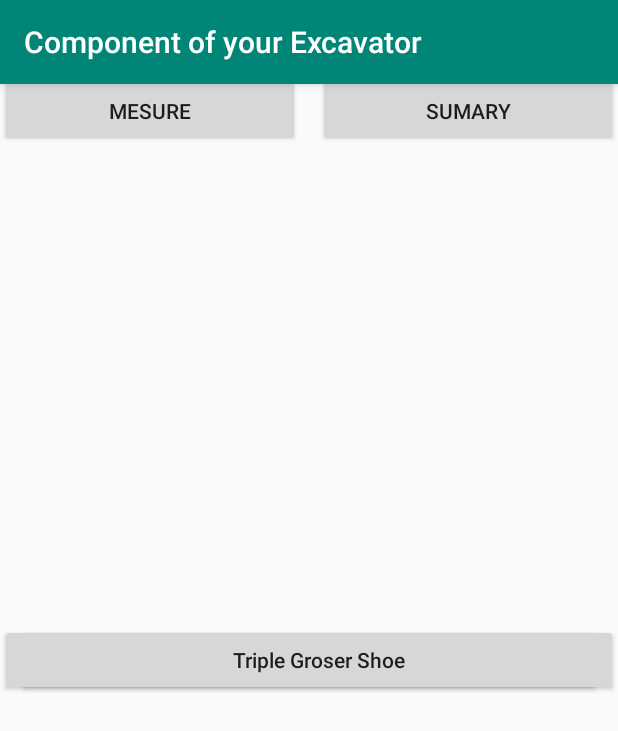
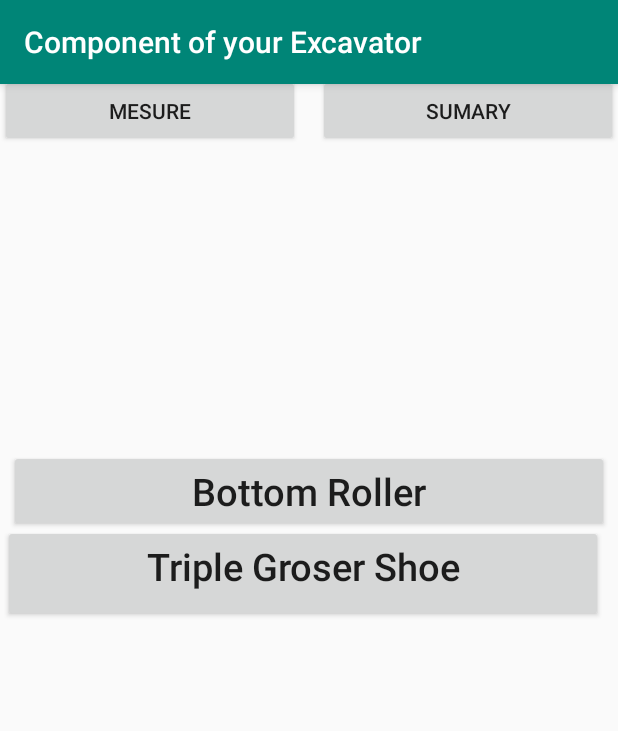
Before and after one commit to oceanedbs/UTooSee, an Android app: the presentationComponent screen opened directly, with no data from a screen before it, on a phone screen of 412 x 824 dp. Shown: the top 731 px of the screen. Run offline under Robolectric (Android 15) with nearby library versions, the phone set to English and light mode, and no system bars.

Commit message:
Layout : 3 activities done

```diff
--- a/UTooSeeApp/app/src/main/java/fr/volvo/utc/utoosee/NSerie.java
+++ b/UTooSeeApp/app/src/main/java/fr/volvo/utc/utoosee/NSerie.java
@@ -1,11 +1,13 @@
 package fr.volvo.utc.utoosee;
 
+import android.content.Intent;
 import android.os.Bundle;
 import android.support.design.widget.FloatingActionButton;
 import android.support.design.widget.Snackbar;
 import android.support.v7.app.AppCompatActivity;
 import android.support.v7.widget.Toolbar;
 import android.view.View;
+import android.widget.Button;
 
 public class NSerie extends AppCompatActivity {
 
@@ -17,6 +19,16 @@ public class NSerie extends AppCompatActivity {
         setSupportActionBar(toolbar);
 
 
+        Button submit = (Button) findViewById(R.id.submit);
+        submit.setOnClickListener(new View.OnClickListener(){
+            @Override
+            public void onClick (View view){
+                Intent intent = new Intent (NSerie.this, presentationComponent.class);
+                startActivity(intent);
+
+            }
+        });
+
 
             //public void onClick(View view) {
              //   Snackbar.make(view, "Replace with your own action", Snackbar.LENGTH_LONG)
--- a/UTooSeeApp/app/src/main/res/layout/activity_main2.xml
+++ b/UTooSeeApp/app/src/main/res/layout/activity_main2.xml
@@ -44,7 +44,8 @@
         android:id="@+id/vehicule1"
         android:layout_width="wrap_content"
         android:layout_height="wrap_content"
-        android:text="Vehicule 1"
+        android:layout_marginLeft="10dp"
+        android:text="Excavator"
         android:textSize="35dp"
         app:layout_anchor="@+id/include"
         app:layout_anchorGravity="left|center" />
--- a/UTooSeeApp/app/src/main/res/layout/activity_presentation_component.xml
+++ b/UTooSeeApp/app/src/main/res/layout/activity_presentation_component.xml
@@ -51,26 +51,29 @@
         android:id="@+id/BottomRoller"
         android:layout_width="400dp"
         android:layout_height="wrap_content"
+        android:layout_marginTop="300dp"
         android:text="Bottom Roller"
         android:textAllCaps="false"
-        android:textSize="20sp"
         app:layout_anchor="@+id/include2"
-        app:layout_anchorGravity="left|center"
+        app:layout_anchorGravity="top|center"
         tools:layout_marginLeft="2dp"
-        tools:layout_marginTop="50dp"
-        tools:width="200dp" />
+        tools:layout_marginTop="150dp"
+        tools:width="200dp"
+        android:textSize="25dp"/>
 
     <Button
         android:id="@+id/TripleGrouserShoe"
         android:layout_width="400dp"
         android:layout_height="wrap_content"
         android:layout_marginLeft="2dp"
+        android:layout_marginTop="350dp"
+        android:paddingBottom="20dp"
         android:text="Triple Groser Shoe"
         android:textAllCaps="false"
         app:layout_anchor="@+id/include2"
-        app:layout_anchorGravity="right|center"
-        tools:layout_marginTop="350dp"
-        tools:textSize="20sp"
-        tools:width="400dp" />
+        app:layout_anchorGravity="left|top"
+        tools:layout_marginTop="200dp"
+        tools:width="400dp"
+        android:textSize="25dp"/>
 
 </android.support.design.widget.CoordinatorLayout>
```
